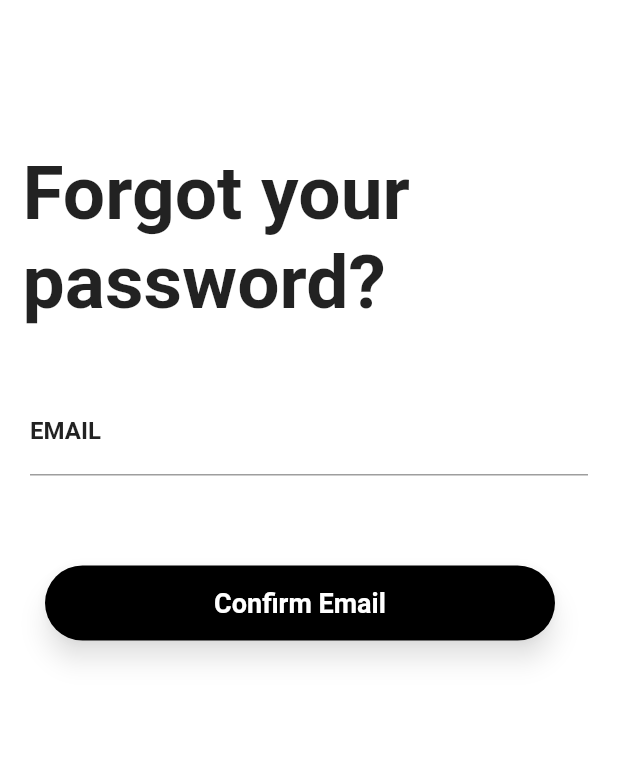
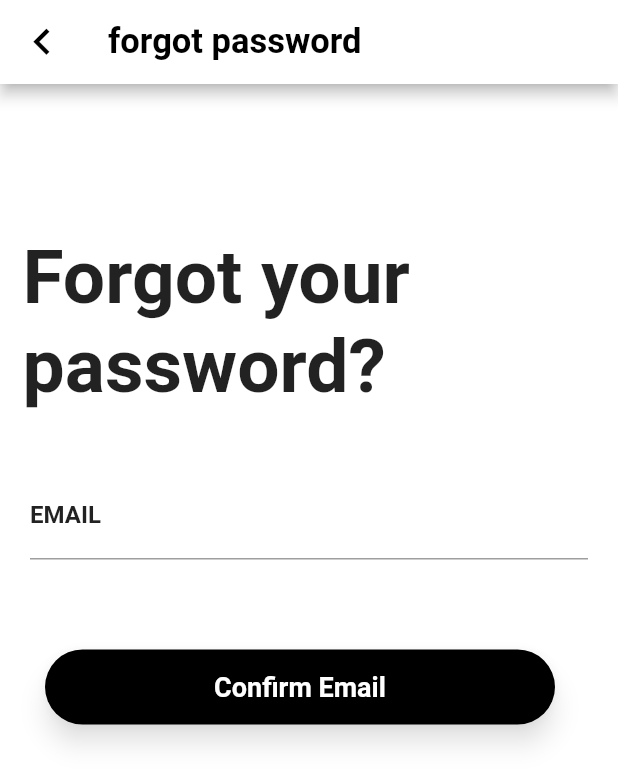
Before and after one commit to ranulds/nolimit, a Flutter app: the SigninPage screen opened directly, after a tap on "Forgot Password", on a phone screen of 412 x 824 dp. Shown: the top 784 px of the screen. Run offline on Flutter 3.47's test engine with Material 2 defaults, Android fonts, the phone set to English and light mode, and no system bars; our stand-ins replace carousel_pro, flutter_icons, google_maps_flutter, image_picker, permission_handler, toast; missing offline and left inert: floating_pullup_card, flutter_simple_rating_bar, pinch_zoom_image_last; network calls fail; Roboto replaces fonts that are missing (Montserrat).

Commit message:
andrew final

```diff
--- a/lib/signup/forgotpw.dart
+++ b/lib/signup/forgotpw.dart
@@ -1,4 +1,5 @@
 import 'package:flutter/material.dart';
+import 'package:nolimit/signup/signin.dart';
 
 class fgPassword extends StatefulWidget {
   @override
@@ -9,6 +10,25 @@ class _forgotPassword extends State<fgPassword> {
   @override
   Widget build(BuildContext context) {
     return new Scaffold(
+      appBar: AppBar(
+        leading: IconButton(
+          icon: Icon(
+            Icons.chevron_left,
+            size: 35,
+          ),
+          onPressed: () => Navigator.of(context).pop(),
+        ),
+        primary: false,
+        iconTheme: IconThemeData(color: Colors.black),
+        backgroundColor: Colors.white,
+        title: Text('forgot password',
+            textAlign: TextAlign.center,
+            style: TextStyle(
+              color: Colors.black,
+              fontSize: 23,
+              fontWeight: FontWeight.bold,
+            )),
+      ),
       resizeToAvoidBottomPadding: false,
       body: Column(
         crossAxisAlignment: CrossAxisAlignment.start,
@@ -54,7 +74,11 @@ class _forgotPassword extends State<fgPassword> {
               color: Colors.black,
               elevation: 7.0,
               child: GestureDetector(
-                onTap: () => {},
+                onTap: () {
+                  Navigator.of(context).pushAndRemoveUntil(
+                      MaterialPageRoute(builder: (_) => SigninPage()),
+                      (Route<dynamic> route) => false);
+                },
                 child: Center(
                   child: Text(
                     'Confirm Email',
--- a/lib/signup/signin.dart
+++ b/lib/signup/signin.dart
@@ -20,14 +20,23 @@ class _SigninPageState extends State<SigninPage> {
               child: Stack(
                 children: <Widget>[
                   Container(
-                    padding: EdgeInsets.fromLTRB(15.0, 100.0, 0.0, 0.0),
-                    child: Text('Login',
-                        style: TextStyle(
-                            fontSize: 80.0, fontWeight: FontWeight.bold)),
+                    //padding: EdgeInsets.fromLTRB(90.0, 0.0, 0.0, 0.0),
+                    child: Image.asset(
+                      'assets/6.jpg',
+                      width: 500,
+                      height: 300,
+                      alignment: Alignment.topLeft,
+                    ),
                   ),
+                  // Container(
+                  //   padding: EdgeInsets.fromLTRB(15.0, 170.0, 0.0, 0.0),
+                  //   child: Text('Login',
+                  //       style: TextStyle(
+                  //           fontSize: 80.0, fontWeight: FontWeight.bold)),
+                  // ),
                   Container(
-                    padding: EdgeInsets.fromLTRB(16.0, 175.0, 0.0, 0.0),
-                    child: Text('Here!!!',
+                    padding: EdgeInsets.fromLTRB(16.0, 220.0, 0.0, 0.0),
+                    child: Text('Login!!',
                         style: TextStyle(
                             fontSize: 80.0, fontWeight: FontWeight.bold)),
                   ),
@@ -35,7 +44,7 @@ class _SigninPageState extends State<SigninPage> {
               ),
             ),
             Container(
-                padding: EdgeInsets.only(top: 35.0, left: 20.0, right: 20.0),
+                padding: EdgeInsets.only(top: 0.0, left: 10.0, right: 20.0),
                 child: Column(
                   children: <Widget>[
                     TextField(
@@ -126,8 +135,7 @@ class _SigninPageState extends State<SigninPage> {
                           mainAxisAlignment: MainAxisAlignment.center,
                           children: <Widget>[
                             Center(
-                              child:
-                                  ImageIcon(AssetImage('images/facebook.png')),
+                              child: ImageIcon(AssetImage('')),
                             ),
                             SizedBox(width: 10.0),
                             Center(
--- a/lib/util/drawer.dart
+++ b/lib/util/drawer.dart
@@ -18,10 +18,10 @@ class AppDrawer extends StatelessWidget {
               color: Colors.black,
             ),
             accountName: Text(
-              ' Hello!! Andrew Peries',
+              ' Hello!! Miranda Lopez',
               style: TextStyle(fontSize: 20.0),
             ),
-            accountEmail: Text('andrewperies@nolimit.lk'),
+            accountEmail: Text('miranda@gmail.com'),
             currentAccountPicture: CircleAvatar(
               backgroundImage: NetworkImage(
                   'https://cdn4.iconfinder.com/data/icons/avatars-xmas-giveaway/128/female_woman_avatar_portrait_1-512.png'),
@@ -46,9 +46,9 @@ class AppDrawer extends StatelessWidget {
             title: Text(
               'Gallery',
               style: TextStyle(
-                  fontFamily: "Tomorrow",
-                  fontSize: 25.0,
-                  color: Colors.indigo[900]),
+                fontFamily: "Tomorrow",
+                fontSize: 25.0,
+              ),
             ),
             onTap: () {
               Navigator.of(context).pushAndRemoveUntil(
--- a/pubspec.yaml
+++ b/pubspec.yaml
@@ -57,6 +57,8 @@ flutter:
     - assets/2.jpg
     - assets/3.jpg
     - assets/4.jpg
+    - assets/5.png
+    - assets/6.jpg
     - images/
     - images/profile/
   #   - images/a_dot_ham.jpeg
```
Also changed, not shown: assets/5.png (added), assets/6.jpg (added).
